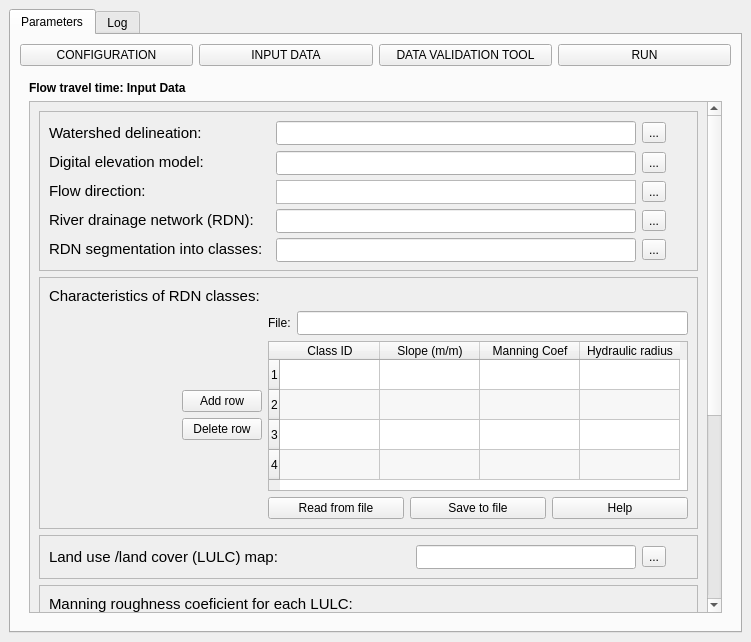
First picture: the form in hidroPixel_dialog_flow_tt.ui, repository pedmap/HidroPixel_test, before the edit.
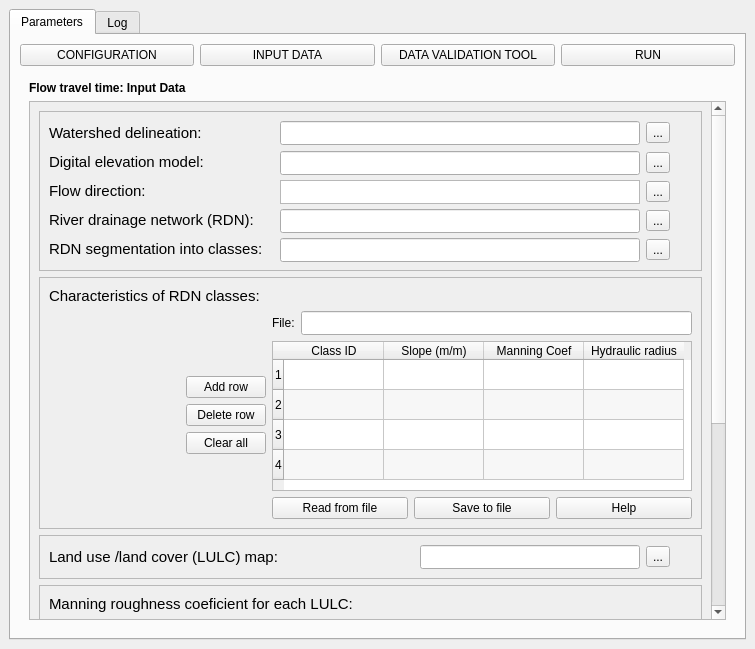
Second picture: the form after the edit. The open tabs and pages were chosen to show the change. Icons and pictures are not drawn.

Patch:
```diff
--- a/hidroPixel_dialog_flow_tt.ui
+++ b/hidroPixel_dialog_flow_tt.ui
@@ -6,8 +6,8 @@
    <rect>
     <x>0</x>
     <y>0</y>
-    <width>751</width>
-    <height>642</height>
+    <width>755</width>
+    <height>649</height>
    </rect>
   </property>
   <property name="minimumSize">
@@ -728,8 +728,8 @@
                <property name="geometry">
                 <rect>
                  <x>0</x>
-                 <y>-71</y>
-                 <width>672</width>
+                 <y>-368</y>
+                 <width>676</width>
                  <height>878</height>
                 </rect>
                </property>
@@ -1155,13 +1155,13 @@
                      </item>
                      <item row="0" column="1">
                       <layout class="QGridLayout" name="gridLayout_33">
-                       <item row="1" column="0" alignment="Qt::AlignTop">
-                        <widget class="QPushButton" name="btn_del_row_1">
+                       <item row="2" column="0" alignment="Qt::AlignTop">
+                        <widget class="QPushButton" name="btn_clear_1">
                          <property name="toolTip">
                           <string>&lt;html&gt;&lt;head/&gt;&lt;body&gt;&lt;p&gt;Chose one line.&lt;/p&gt;&lt;/body&gt;&lt;/html&gt;</string>
                          </property>
                          <property name="text">
-                          <string>Delete row</string>
+                          <string>Clear all</string>
                          </property>
                         </widget>
                        </item>
@@ -1172,6 +1172,16 @@
                          </property>
                         </widget>
                        </item>
+                       <item row="1" column="0">
+                        <widget class="QPushButton" name="btn_del_row_1">
+                         <property name="toolTip">
+                          <string>&lt;html&gt;&lt;head/&gt;&lt;body&gt;&lt;p&gt;Chose one line.&lt;/p&gt;&lt;/body&gt;&lt;/html&gt;</string>
+                         </property>
+                         <property name="text">
+                          <string>Delete row</string>
+                         </property>
+                        </widget>
+                       </item>
                       </layout>
                      </item>
                      <item row="0" column="2">
```
Left out of the diff: 105 changed lines with no effect on the pictures.
